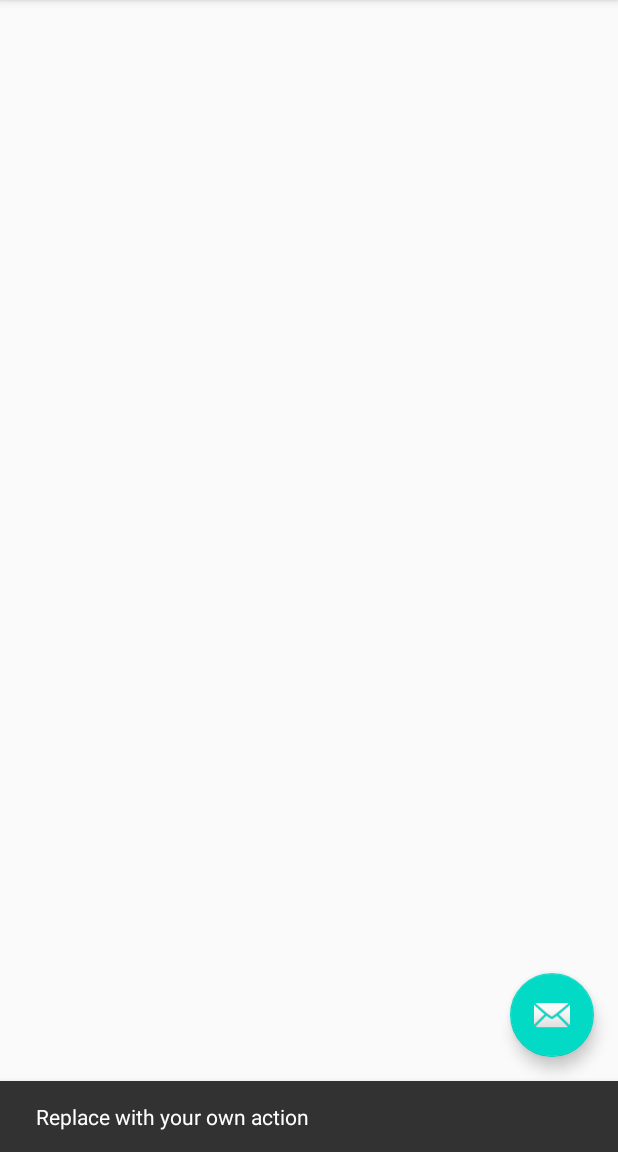
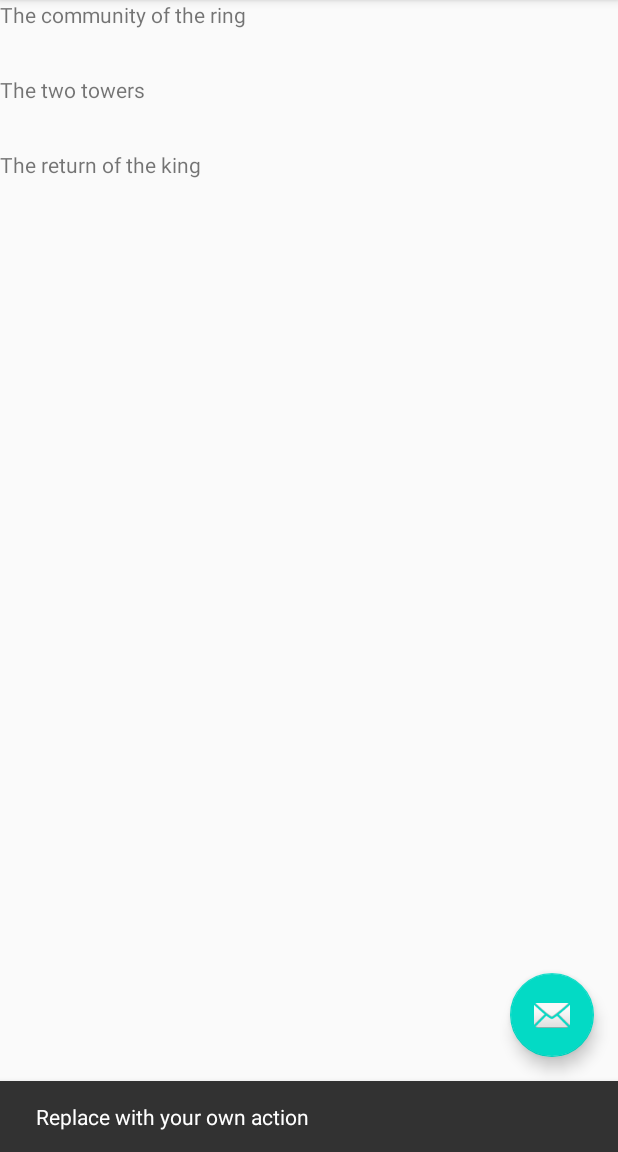
Before and after one commit to Zstorm999/FantasyReference, an Android app: the screen it shows after launch (MainActivity), after a tap on an icon or button, on a phone screen of 412 x 824 dp, the part 84-1236 px from its top. Run offline under Robolectric (Android 15) with nearby library versions, the phone set to English and light mode, and no system bars.

Commit message:
Shows a first list

```diff
--- a/app/src/main/java/com/archambeau/fantasyreference/views/list/BookListFragment.kt
+++ b/app/src/main/java/com/archambeau/fantasyreference/views/list/BookListFragment.kt
@@ -7,9 +7,16 @@ import android.view.ViewGroup
 import android.widget.Button
 import androidx.fragment.app.Fragment
 import androidx.navigation.fragment.findNavController
+import androidx.recyclerview.widget.LinearLayoutManager
+import androidx.recyclerview.widget.RecyclerView
 import com.archambeau.fantasyreference.R
 
 class BookListFragment : Fragment() {
+
+    private lateinit var recyclerView : RecyclerView
+    private val adapter = CustomAdapter(listOf())
+    private val layoutManager = LinearLayoutManager(context)
+
 
     override fun onCreateView(
         inflater: LayoutInflater, container: ViewGroup?,
@@ -19,4 +26,23 @@ class BookListFragment : Fragment() {
         return inflater.inflate(R.layout.fragment_book_list, container, false)
     }
 
+    override fun onViewCreated(view: View, savedInstanceState: Bundle?) {
+        super.onViewCreated(view, savedInstanceState)
+
+        recyclerView = view.findViewById(R.id.booklist_recyclerview)
+
+        recyclerView.apply {
+            layoutManager = this@BookListFragment.layoutManager
+            adapter = this@BookListFragment.adapter
+        }
+
+        val booksList = arrayListOf<String>().apply {
+            add("The community of the ring")
+            add("The two towers")
+            add("The return of the king")
+        }
+
+        adapter.UpdateList(booksList)
+    }
+
 }
--- a/app/src/main/java/com/archambeau/fantasyreference/views/list/CustomAdapter.kt
+++ b/app/src/main/java/com/archambeau/fantasyreference/views/list/CustomAdapter.kt
@@ -7,7 +7,7 @@ import android.widget.TextView
 import androidx.recyclerview.widget.RecyclerView
 import com.archambeau.fantasyreference.R
 
-class CustomAdapter (private val dataSet: Array<String>) :
+class CustomAdapter (private var dataSet: List<String>) :
     RecyclerView.Adapter<CustomAdapter.ViewHolder>()
 {
 
@@ -20,6 +20,11 @@ class CustomAdapter (private val dataSet: Array<String>) :
         }
     }
 
+    fun UpdateList(list: List<String>){
+        dataSet = list
+        notifyDataSetChanged()
+    }
+
     override fun onCreateViewHolder(viewGroup : ViewGroup, viewType : Int) : ViewHolder{
         val view = LayoutInflater.from(viewGroup.context)
                                  .inflate(R.layout.text_row_item, viewGroup, false)
@@ -27,7 +32,7 @@ class CustomAdapter (private val dataSet: Array<String>) :
     }
 
     override fun onBindViewHolder(holder: ViewHolder, position: Int) {
-
+        holder.textView.text = dataSet[position]
     }
 
     override fun getItemCount() = dataSet.size
--- a/app/src/main/res/layout/fragment_book_list.xml
+++ b/app/src/main/res/layout/fragment_book_list.xml
@@ -15,9 +15,10 @@
             app:layout_constraintStart_toStartOf="parent"
             app:layout_constraintEnd_toEndOf="parent"/>
     <Button
-            android:text="Button"
+            android:text="Button1"
             android:layout_width="wrap_content"
-            android:layout_height="wrap_content" android:id="@+id/button"
+            android:layout_height="wrap_content"
+            android:id="@+id/button"
             app:layout_constraintBottom_toBottomOf="parent"
             app:layout_constraintStart_toStartOf="parent"
             app:layout_constraintEnd_toEndOf="parent"/>
```
